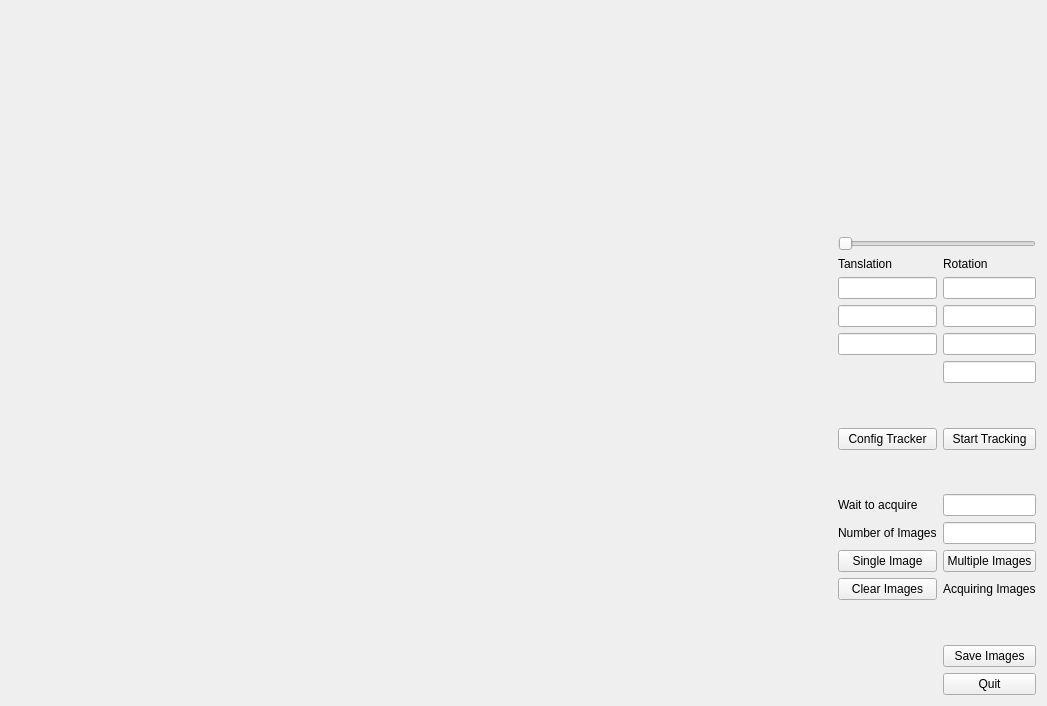
Old version of the form ImageAcquisitionWidget.ui in the repository FubuFabian/ImageAcquisition.
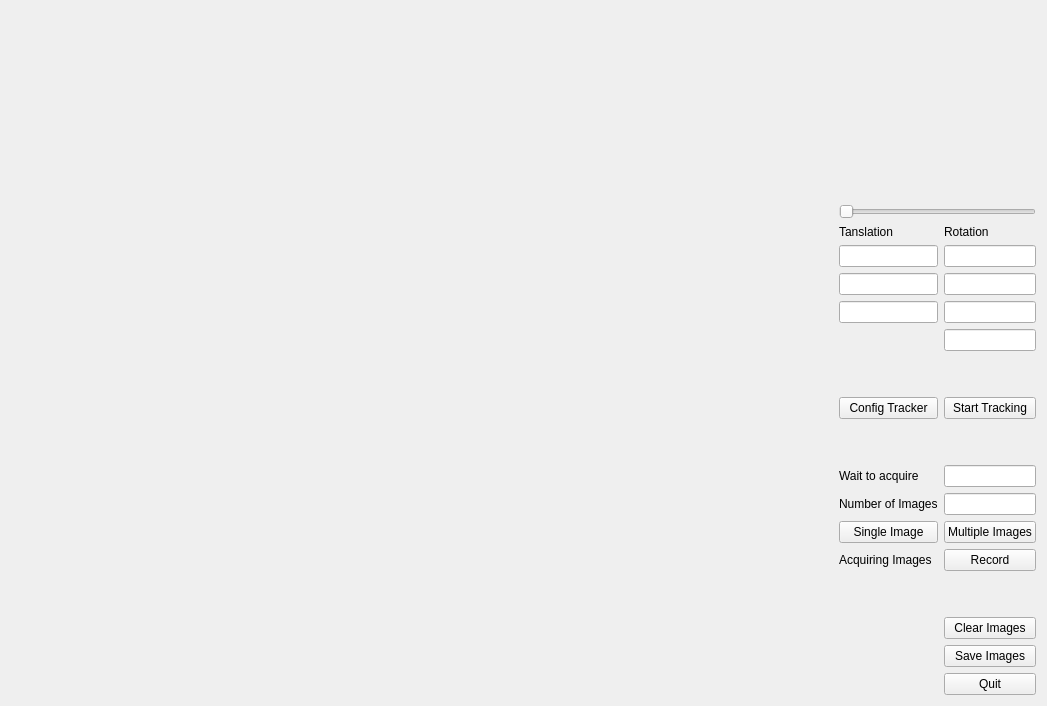
New version of the form.

Commit message: Image Data and Record

What changed in the file:
```diff
--- a/ImageAcquisitionWidget.ui
+++ b/ImageAcquisitionWidget.ui
@@ -18,9 +18,12 @@
     <widget class="QWidget" name="ultrasoundDisplay" native="true"/>
    </item>
    <item row="0" column="1">
-    <layout class="QVBoxLayout" name="verticalLayout_2" stretch="20,0,40">
+    <layout class="QVBoxLayout" name="verticalLayout_2" stretch="20,0,0">
      <item>
-      <widget class="QWidget" name="imagesDisplay" native="true"/>
+      <widget class="QWidget" name="imagesDisplay" native="true">
+       <zorder></zorder>
+       <zorder></zorder>
+      </widget>
      </item>
      <item>
       <widget class="QSlider" name="imageSlider">
@@ -60,19 +63,6 @@
          </property>
         </widget>
        </item>
-       <item row="18" column="1">
-        <spacer name="verticalSpacer_2">
-         <property name="orientation">
-          <enum>Qt::Vertical</enum>
-         </property>
-         <property name="sizeHint" stdset="0">
-          <size>
-           <width>20</width>
-           <height>40</height>
-          </size>
-         </property>
-        </spacer>
-       </item>
        <item row="1" column="0">
         <widget class="QLabel" name="label_2">
          <property name="text">
@@ -163,20 +153,6 @@
          </property>
         </spacer>
        </item>
-       <item row="15" column="1">
-        <widget class="QLabel" name="trackingLabel">
-         <property name="text">
-          <string>Acquiring Images</string>
-         </property>
-        </widget>
-       </item>
-       <item row="15" column="0">
-        <widget class="QPushButton" name="clearBtn">
-         <property name="text">
-          <string>Clear Images</string>
-         </property>
-        </widget>
-       </item>
        <item row="11" column="0">
         <widget class="QLabel" name="label_4">
          <property name="text">
@@ -187,6 +163,43 @@
        <item row="11" column="1">
         <widget class="QLineEdit" name="waitSeconds"/>
        </item>
+       <item row="18" column="1">
+        <widget class="QPushButton" name="clearBtn">
+         <property name="text">
+          <string>Clear Images</string>
+         </property>
+        </widget>
+       </item>
+       <item row="16" column="1">
+        <widget class="QPushButton" name="recordBtn">
+         <property name="text">
+          <string>Record</string>
+         </property>
+         <property name="checkable">
+          <bool>true</bool>
+         </property>
+        </widget>
+       </item>
+       <item row="16" column="0">
+        <widget class="QLabel" name="trackingLabel">
+         <property name="text">
+          <string>Acquiring Images</string>
+         </property>
+        </widget>
+       </item>
+       <item row="17" column="1">
+        <spacer name="verticalSpacer_2">
+         <property name="orientation">
+          <enum>Qt::Vertical</enum>
+         </property>
+         <property name="sizeHint" stdset="0">
+          <size>
+           <width>20</width>
+           <height>40</height>
+          </size>
+         </property>
+        </spacer>
+       </item>
       </layout>
      </item>
     </layout>
```
Left out of the diff: 33 changed lines with no effect on the pictures. The commit also changes 8 other files.
